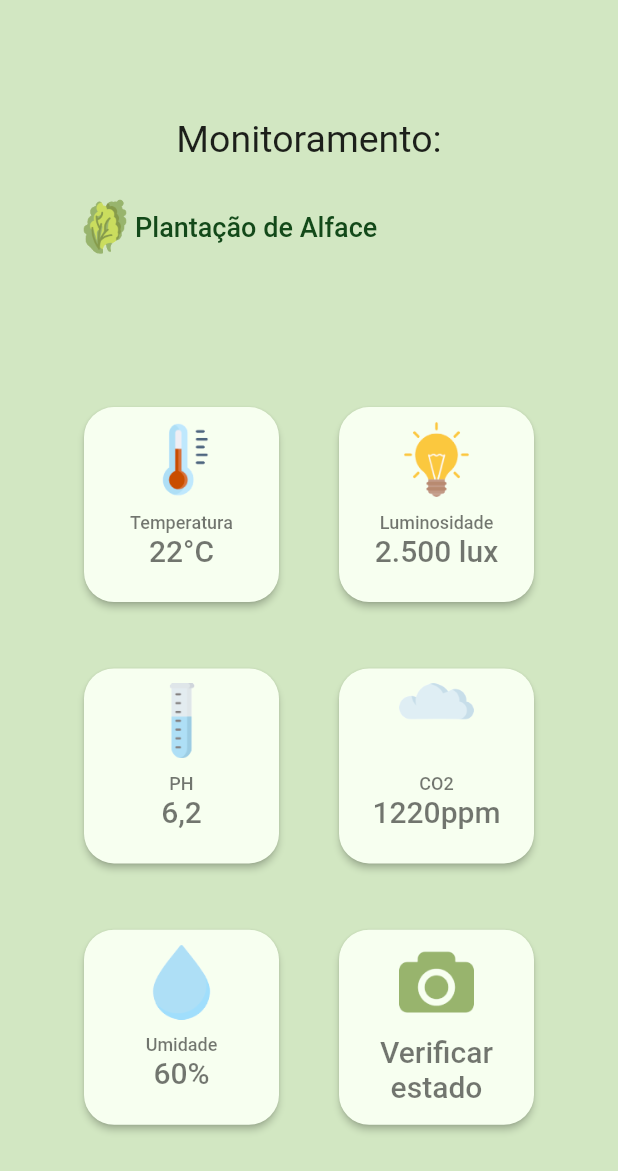
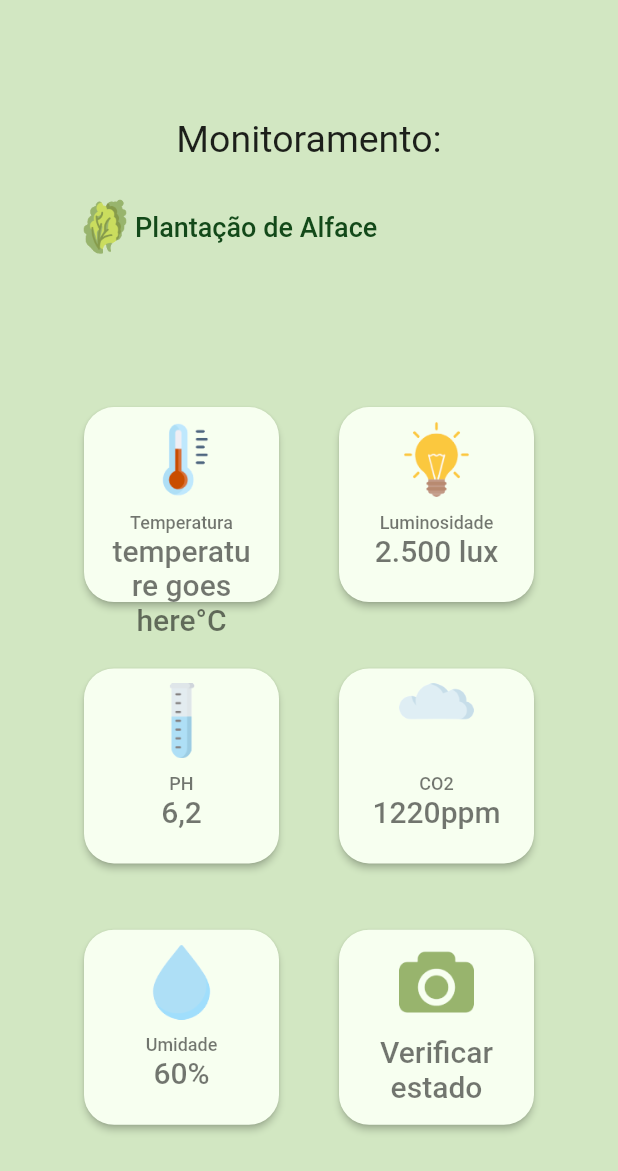
Before and after one commit to m7julia/Hidrocultura, a Flutter app: the Inicial screen opened by its route, on a phone screen of 412 x 824 dp. Shown: the top 1171 px of the screen. Run offline on Flutter 3.47's test engine with Material 2 defaults, Android fonts, the phone set to English and light mode, and no system bars; our stand-ins replace firebase_core, firebase_database, get, syncfusion_flutter_charts; missing offline and left inert: camera_camera, tflite_v2; accounts and stored records are empty.

Commit message:
valor de temperatura da tela inicial vindo do banco de dados

```diff
--- a/lib/pages/inicial.dart
+++ b/lib/pages/inicial.dart
@@ -15,6 +15,24 @@ class Inicial extends StatefulWidget {
 }
 
 class _InicialState extends State<Inicial> {
+  String _temperature = "temperature goes here";
+  final _database = FirebaseDatabase.instance.ref();
+
+  @override
+  void initState() {
+    super.initState();
+    _activateListeners();
+  }
+
+  void _activateListeners() {
+    _database.child("temperatura/agora").onValue.listen((event) {
+      final String temperatura = event.snapshot.value.toString();
+      setState(() {
+        _temperature = temperatura.substring(21, temperatura.length - 1);
+      });
+    });
+  }
+
   // Co2
   void mandarInfosCo2() {
     late String estadoPlanta;
@@ -193,14 +211,14 @@ class _InicialState extends State<Inicial> {
                                   borderRadius: BorderRadius.circular(20),
                                 ),
                               ),
-                              child: const Column(children: [
-                                Image(
+                              child: Column(children: [
+                                const Image(
                                   image: AssetImage(
                                       'assets/imagens/icon_temperatura.png'),
                                   height: 70,
                                   width: 50,
                                 ),
-                                Text(
+                                const Text(
                                   "Temperatura",
                                   textAlign: TextAlign.center,
                                   style: TextStyle(
@@ -208,9 +226,9 @@ class _InicialState extends State<Inicial> {
                                   ),
                                 ),
                                 Text(
-                                  "22°C",
+                                  "$_temperature°C",
                                   textAlign: TextAlign.center,
-                                  style: TextStyle(
+                                  style: const TextStyle(
                                     fontSize: 20,
                                   ),
                                 ), //Tex
```
